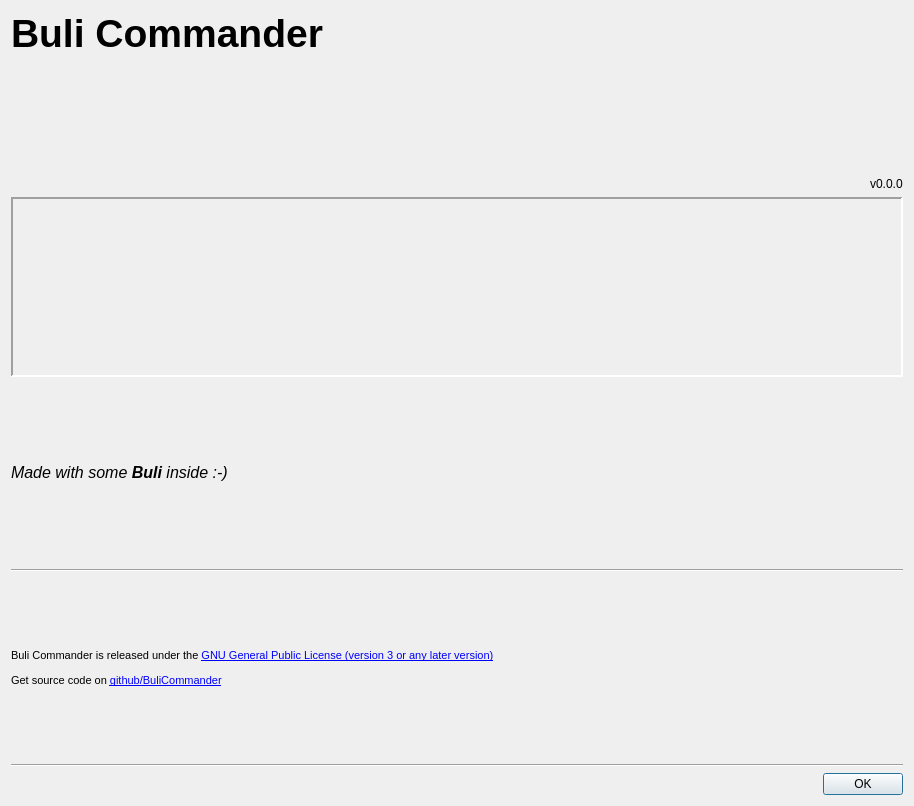
Above: bulicommander/resources/bcabout.ui from Grum999/BuliCommander before the change. Below: the same form after it.
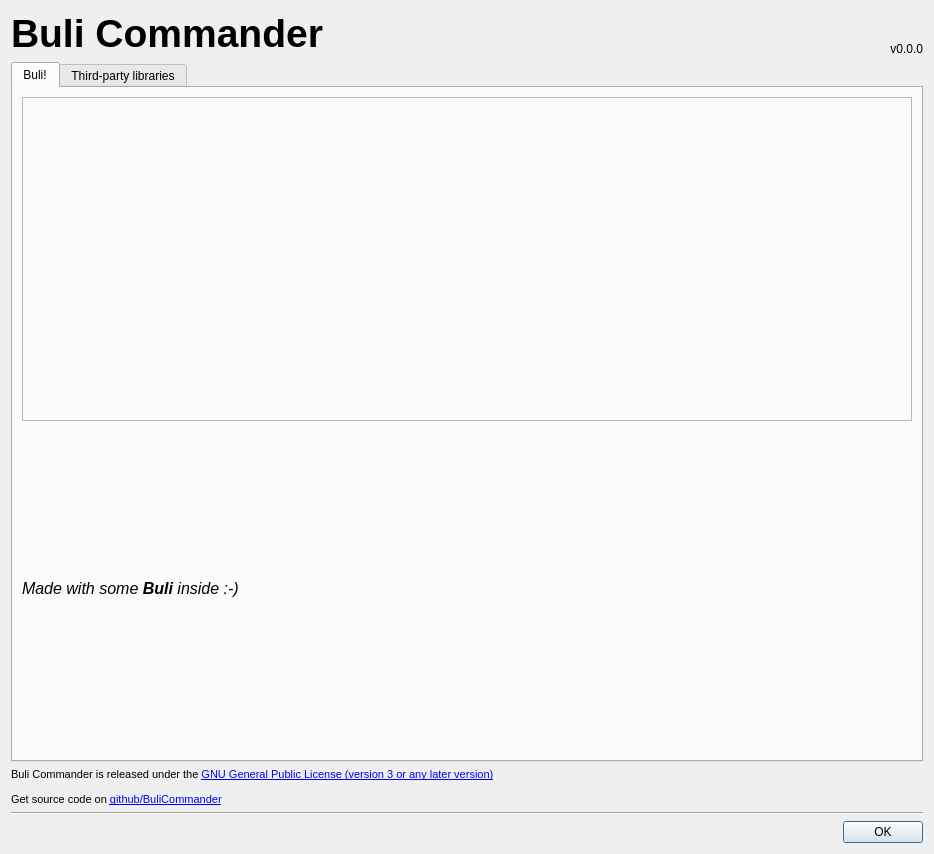
That is the form after the change. Icons and pictures are not drawn.

Diff of the .ui file:
```diff
--- a/bulicommander/resources/bcabout.ui
+++ b/bulicommander/resources/bcabout.ui
@@ -9,20 +9,20 @@
    <rect>
     <x>0</x>
     <y>0</y>
-    <width>914</width>
-    <height>806</height>
+    <width>934</width>
+    <height>854</height>
    </rect>
   </property>
   <property name="minimumSize">
    <size>
-    <width>914</width>
+    <width>934</width>
     <height>806</height>
    </size>
   </property>
   <property name="maximumSize">
    <size>
-    <width>914</width>
-    <height>806</height>
+    <width>934</width>
+    <height>854</height>
    </size>
   </property>
   <property name="windowTitle">
@@ -34,46 +34,7 @@
   <layout class="QVBoxLayout" name="verticalLayout_2">
    <item>
     <layout class="QGridLayout" name="gridLayout">
-     <item row="3" column="1" colspan="2">
-      <widget class="QLabel" name="label">
-       <property name="font">
-        <font>
-         <pointsize>12</pointsize>
-        </font>
-       </property>
-       <property name="text">
-        <string>&lt;i&gt;Made with some &lt;b&gt;Buli&lt;/b&gt; inside :-)&lt;/i&gt;</string>
-       </property>
-       <property name="margin">
-        <number>0</number>
-       </property>
-      </widget>
-     </item>
-     <item row="1" column="2">
-      <widget class="QLabel" name="lblKcVersion">
-       <property name="sizePolicy">
-        <sizepolicy hsizetype="Maximum" vsizetype="Minimum">
-         <horstretch>0</horstretch>
-         <verstretch>0</verstretch>
-        </sizepolicy>
-       </property>
-       <property name="font">
-        <font>
-         <italic>false</italic>
-        </font>
-       </property>
-       <property name="text">
-        <string>v0.0.0</string>
-       </property>
-       <property name="alignment">
-        <set>Qt::AlignBottom|Qt::AlignLeading|Qt::AlignLeft</set>
-       </property>
-       <property name="margin">
-        <number>7</number>
-       </property>
-      </widget>
-     </item>
-     <item row="1" column="1">
+     <item row="1" column="0" colspan="2">
       <widget class="QLabel" name="lblKcName">
        <property name="sizePolicy">
         <sizepolicy hsizetype="Ignored" vsizetype="Minimum">
@@ -96,27 +57,8 @@
        </property>
       </widget>
      </item>
-     <item row="2" column="1" colspan="2">
-      <widget class="QLabel" name="label_2">
-       <property name="frameShape">
-        <enum>QFrame::Panel</enum>
-       </property>
-       <property name="frameShadow">
-        <enum>QFrame::Sunken</enum>
-       </property>
-       <property name="lineWidth">
-        <number>2</number>
-       </property>
-       <property name="text">
-        <string/>
-       </property>
-       <property name="pixmap">
-        <pixmap>buli-powered-big.png</pixmap>
-       </property>
-      </widget>
-     </item>
-     <item row="5" column="1" colspan="2">
-      <widget class="QLabel" name="label_3">
+     <item row="6" column="0" colspan="3">
+      <widget class="QLabel" name="labelLicenseAndSource">
        <property name="font">
         <font>
          <pointsize>8</pointsize>
@@ -131,11 +73,105 @@
        </property>
       </widget>
      </item>
-     <item row="4" column="1" colspan="2">
-      <widget class="Line" name="line">
-       <property name="orientation">
-        <enum>Qt::Horizontal</enum>
+     <item row="1" column="2">
+      <widget class="QLabel" name="lblKcVersion">
+       <property name="sizePolicy">
+        <sizepolicy hsizetype="Minimum" vsizetype="Minimum">
+         <horstretch>0</horstretch>
+         <verstretch>0</verstretch>
+        </sizepolicy>
        </property>
+       <property name="font">
+        <font>
+         <italic>false</italic>
+        </font>
+       </property>
+       <property name="layoutDirection">
+        <enum>Qt::LeftToRight</enum>
+       </property>
+       <property name="text">
+        <string>v0.0.0</string>
+       </property>
+       <property name="alignment">
+        <set>Qt::AlignBottom|Qt::AlignRight|Qt::AlignTrailing</set>
+       </property>
+       <property name="margin">
+        <number>7</number>
+       </property>
+      </widget>
+     </item>
+     <item row="2" column="0" colspan="3">
+      <widget class="QTabWidget" name="tabBuli">
+       <property name="currentIndex">
+        <number>0</number>
+       </property>
+       <widget class="QWidget" name="tab">
+        <attribute name="title">
+         <string>Buli!</string>
+        </attribute>
+        <layout class="QVBoxLayout" name="verticalLayout_4">
+         <item>
+          <widget class="QLabel" name="labelImgBuli">
+           <property name="frameShape">
+            <enum>QFrame::StyledPanel</enum>
+           </property>
+           <property name="frameShadow">
+            <enum>QFrame::Sunken</enum>
+           </property>
+           <property name="lineWidth">
+            <number>2</number>
+           </property>
+           <property name="text">
+            <string/>
+           </property>
+           <property name="pixmap">
+            <pixmap>buli-powered-big.png</pixmap>
+           </property>
+          </widget>
+         </item>
+         <item>
+          <widget class="QLabel" name="labelMadeWithSomeBuli">
+           <property name="font">
+            <font>
+             <pointsize>12</pointsize>
+            </font>
+           </property>
+           <property name="text">
+            <string>&lt;i&gt;Made with some &lt;b&gt;Buli&lt;/b&gt; inside :-)&lt;/i&gt;</string>
+           </property>
+           <property name="margin">
+            <number>0</number>
+           </property>
+          </widget>
+         </item>
+        </layout>
+       </widget>
+       <widget class="QWidget" name="tab_2">
+        <attribute name="title">
+         <string>Third-party libraries</string>
+        </attribute>
+        <layout class="QVBoxLayout" name="verticalLayout_3">
+         <item>
+          <widget class="QLabel" name="label">
+           <property name="text">
+            <string>&lt;html&gt;&lt;head/&gt;&lt;body&gt;
+&lt;h2&gt;Third-party libraries used by Buli Commander&lt;/h2&gt;
+&lt;ul&gt;
+    &lt;li&gt;&lt;b&gt;&lt;a href=&quot;https://github.com/Winand/breadcrumbsaddressbar&quot;&gt;breadcrumbsaddressbar&lt;/a&gt;&lt;/b&gt;: MIT&lt;/li&gt;
+&lt;/ul&gt;
+
+&lt;/body&gt;&lt;/html&gt;</string>
+           </property>
+           <property name="alignment">
+            <set>Qt::AlignLeading|Qt::AlignLeft|Qt::AlignTop</set>
+           </property>
+           <property name="openExternalLinks">
+            <bool>true</bool>
+           </property>
+          </widget>
+         </item>
+        </layout>
+       </widget>
       </widget>
      </item>
     </layout>
```
Left out of the diff: 2 changed lines with no effect on the pictures.
